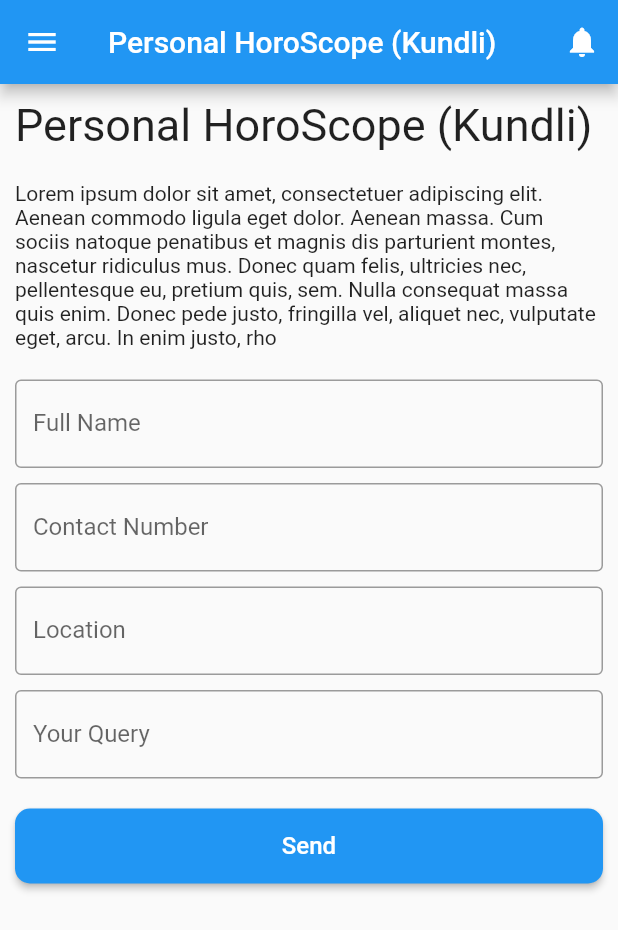
After one commit to ratneshkarbhari/astro_app, a Flutter app: the Home screen opened directly, after a tap on "Personal HoroScope (Kundli)", on a phone screen of 412 x 824 dp. The commit adds this screen. Shown: the top 930 px of the screen. Run offline on Flutter 3.47's test engine with Material 2 defaults, Android fonts, the phone set to English and light mode, and no system bars; our stand-ins replace carousel_slider, shared_preferences; accounts and stored records are empty; network calls fail.

Commit message:
Make shift ui made for app

```diff
--- a/lib/screens/AboutUs.dart
+++ b/lib/screens/AboutUs.dart
@@ -12,7 +12,7 @@ class _AboutUsState extends State<AboutUs> {
   Widget build(BuildContext context) {
     return Scaffold(
       drawer: DrawerTemplate(),
-      appBar: AppBarTemplate(),
+      appBar: AppBarTemplate("About Us"),
       body: AboutUsPage(),
     );
   }
--- a/lib/screens/AskAnyQuestion.dart
+++ b/lib/screens/AskAnyQuestion.dart
@@ -12,7 +12,7 @@ class _AskAnyQuestionState extends State<AskAnyQuestion> {
   Widget build(BuildContext context) {
     return Scaffold(
       drawer: DrawerTemplate(),
-      appBar: AppBarTemplate(),
+      appBar: AppBarTemplate("Ask a Question"),
       body: AskAnyQuestionPage(),
     );
   }
--- a/lib/screens/ContactUs.dart
+++ b/lib/screens/ContactUs.dart
@@ -12,7 +12,7 @@ class _ContactUsState extends State<ContactUs> {
   Widget build(BuildContext context) {
     return Scaffold(
       drawer: DrawerTemplate(),
-      appBar: AppBarTemplate(),
+      appBar: AppBarTemplate("Contact Us"),
       body: ContactUsPage(),
     );
   }
--- a/lib/screens/DailyHoroScope.dart
+++ b/lib/screens/DailyHoroScope.dart
@@ -12,7 +12,7 @@ class _DailyHoroScopeState extends State<DailyHoroScope> {
   Widget build(BuildContext context) {
     return Scaffold(
       drawer: DrawerTemplate(),
-      appBar: AppBarTemplate(),
+      appBar: AppBarTemplate("Daily Horoscope"),
       body: DailyHoroScopePage(),
     );
   }
--- a/lib/screens/Home.dart
+++ b/lib/screens/Home.dart
@@ -1,7 +1,9 @@
 import 'package:flutter/material.dart';
 import '../templates/AppBarTemplate.dart';
 import '../templates/DrawerTemplate.dart';
-
+import 'package:carousel_slider/carousel_options.dart';
+import 'package:carousel_slider/carousel_slider.dart';
+import './Service.dart';
 
 class Home extends StatefulWidget {
   @override
@@ -13,17 +15,95 @@ class _HomeState extends State<Home> {
   Widget build(BuildContext context) {
     return Scaffold(
       drawer: DrawerTemplate(),
-      appBar: AppBarTemplate(),
+      appBar: AppBarTemplate("Home"),
       body: HomePage(),
     );
   }
 }
 
 class HomePage extends StatelessWidget {
+  final List<String> carouselImgList = [
+    'https://images.unsplash.com/photo-1520342868574-5fa3804e551c?ixlib=rb-0.3.5&ixid=eyJhcHBfaWQiOjEyMDd9&s=6ff92caffcdd63681a35134a6770ed3b&auto=format&fit=crop&w=1951&q=80',
+    'https://images.unsplash.com/photo-1522205408450-add114ad53fe?ixlib=rb-0.3.5&ixid=eyJhcHBfaWQiOjEyMDd9&s=368f45b0888aeb0b7b08e3a1084d3ede&auto=format&fit=crop&w=1950&q=80',
+    'https://images.unsplash.com/photo-1519125323398-675f0ddb6308?ixlib=rb-0.3.5&ixid=eyJhcHBfaWQiOjEyMDd9&s=94a1e718d89ca60a6337a6008341ca50&auto=format&fit=crop&w=1950&q=80',
+    'https://images.unsplash.com/photo-1523205771623-e0faa4d2813d?ixlib=rb-0.3.5&ixid=eyJhcHBfaWQiOjEyMDd9&s=89719a0d55dd05e2deae4120227e6efc&auto=format&fit=crop&w=1953&q=80',
+    'https://images.unsplash.com/photo-1508704019882-f9cf40e475b4?ixlib=rb-0.3.5&ixid=eyJhcHBfaWQiOjEyMDd9&s=8c6e5e3aba713b17aa1fe71ab4f0ae5b&auto=format&fit=crop&w=1352&q=80',
+    'https://images.unsplash.com/photo-1519985176271-adb1088fa94c?ixlib=rb-0.3.5&ixid=eyJhcHBfaWQiOjEyMDd9&s=a0c8d632e977f94e5d312d9893258f59&auto=format&fit=crop&w=1355&q=80'
+  ];
+
   @override
   Widget build(BuildContext context) {
-    return Container(
-      child: Text("Home"),
+    return SafeArea(
+      child: ListView(
+        children: [
+          CarouselSlider(
+            options: CarouselOptions(),
+            items: carouselImgList
+                .map((item) => Image.network(item.toString()))
+                .toList(),
+          ),
+          Center(child: Text("Our Services", style: TextStyle(fontSize: 30.0))),
+          SizedBox(
+            height: 10,
+          ),
+          ListTile(
+            onTap: (){
+              Navigator.push(context,MaterialPageRoute(builder: (context) => Service("Personal HoroScope (Kundli)")));
+            },
+            title: Text("Personal HoroScope (Kundli)",style: TextStyle(color: Colors.white),),
+            tileColor: Colors.red,
+          ),
+          ListTile(
+            onTap: (){
+              Navigator.push(context,MaterialPageRoute(builder: (context) => Service("Kundli Reading")));
+            },
+            title: Text("Kundli Reading",style: TextStyle(color: Colors.white),),
+            tileColor: Colors.blue,
+          ),
+          ListTile(
+            onTap: (){
+              Navigator.push(context,MaterialPageRoute(builder: (context) => Service("Manglik Dosh")));
+            },
+            title: Text("Manglik Dosh",style: TextStyle(color: Colors.white),),
+            tileColor: Colors.green,
+          ),
+          ListTile(
+            onTap: (){
+              Navigator.push(context,MaterialPageRoute(builder: (context) => Service("Kalsarp Dosh")));
+            },
+            title: Text("Kalsarp Dosh",style: TextStyle(color: Colors.black),),
+            tileColor: Colors.yellow,
+          ),
+          ListTile(
+            onTap: (){
+              Navigator.push(context,MaterialPageRoute(builder: (context) => Service("Sadesati Period")));
+            },
+            title: Text("Sadesati Period",style: TextStyle(color: Colors.white),),
+            tileColor: Colors.blue,
+          ),
+          ListTile(
+            onTap: (){
+              Navigator.push(context,MaterialPageRoute(builder: (context) => Service("Gemstones")));
+            },
+            title: Text("Gemstones",style: TextStyle(color: Colors.white),),
+            tileColor: Colors.deepOrange,
+          ),
+          ListTile(
+            onTap: (){
+              Navigator.push(context,MaterialPageRoute(builder: (context) => Service("Sadesati Period")));
+            },
+            title: Text("Sadesati Period",style: TextStyle(color: Colors.black),),
+            tileColor: Colors.lightGreen,
+          ),
+          ListTile(
+            onTap: (){
+              Navigator.push(context,MaterialPageRoute(builder: (context) => Service("Graha Shanti")));
+            },
+            title: Text("Graha Shanti",style: TextStyle(color: Colors.white),),
+            tileColor: Colors.purple,
+          ),
+        ],
+      ),
     );
   }
 }
--- a/lib/screens/Login.dart
+++ b/lib/screens/Login.dart
@@ -2,6 +2,7 @@ import 'package:flutter/material.dart';
 import 'package:flutter/services.dart';
 import 'package:shared_preferences/shared_preferences.dart';
 import '../utils/Constants.dart';
+import 'Home.dart';
 
 class Login extends StatefulWidget {
   @override
@@ -76,6 +77,13 @@ class _LoginPageState extends State<LoginPage> {
                 color: Colors.blue,
                 child: Text("Login",style: TextStyle(color: Colors.white,fontSize: 16.0)),
                 shape: RoundedRectangleBorder(borderRadius: BorderRadius.circular(10.0)),
+              ),
+              SizedBox(height: 50,),
+              GestureDetector(
+                child: Text("To Home Page"),
+                onTap: (){
+                  Navigator.push(context,MaterialPageRoute(builder: (context)=> Home()));
+                },
               )
             ],
           ),
--- a/lib/screens/OurServices.dart
+++ b/lib/screens/OurServices.dart
@@ -12,7 +12,7 @@ class _OurServicesState extends State<OurServices> {
   Widget build(BuildContext context) {
     return Scaffold(
       drawer: DrawerTemplate(),
-      appBar: AppBarTemplate(),
+      appBar: AppBarTemplate("Our Services"),
       body: OurServicesPage(),
     );
   }
--- /dev/null
+++ b/lib/screens/Service.dart
@@ -0,0 +1,92 @@
+import 'package:flutter/material.dart';
+import '../templates/AppBarTemplate.dart';
+import '../templates/DrawerTemplate.dart';
+
+class Service extends StatefulWidget {
+  final name;
+  Service(this.name);
+  @override
+  _ServiceState createState() => _ServiceState(this.name);
+}
+
+class _ServiceState extends State<Service> {
+  final name;
+  _ServiceState(this.name);
+
+  @override
+  Widget build(BuildContext context) {
+    return Scaffold(
+      drawer: DrawerTemplate(),
+      appBar: AppBarTemplate(this.name),
+      body: ServicePage(this.name),
+    );
+  }
+}
+
+class ServicePage extends StatelessWidget {
+  final name;
+  ServicePage(this.name);
+  @override
+  Widget build(BuildContext context) {
+    return Container(
+        child: Padding(
+      padding: const EdgeInsets.all(10.0),
+      child: ListView(
+        children: [
+          Text(this.name, style: TextStyle(fontSize: 30.0)),
+          SizedBox(
+            height: 20.0,
+          ),
+          Text(
+              "Lorem ipsum dolor sit amet, consectetuer adipiscing elit. Aenean commodo ligula eget dolor. Aenean massa. Cum sociis natoque penatibus et magnis dis parturient montes, nascetur ridiculus mus. Donec quam felis, ultricies nec, pellentesque eu, pretium quis, sem. Nulla consequat massa quis enim. Donec pede justo, fringilla vel, aliquet nec, vulputate eget, arcu. In enim justo, rho"),
+          SizedBox(
+            height: 20.0,
+          ),
+          TextField(
+            keyboardType: TextInputType.name,
+            decoration: InputDecoration(
+                labelText: "Full Name",
+                border: OutlineInputBorder(
+                  borderRadius: BorderRadius.all(Radius.circular(4.0)),
+                )),
+          ),
+          SizedBox(height: 10,),
+          TextField(
+            keyboardType: TextInputType.phone,
+            decoration: InputDecoration(
+                labelText: "Contact Number",
+                border: OutlineInputBorder(
+                  borderRadius: BorderRadius.all(Radius.circular(4.0)),
+                )),
+          ),
+          SizedBox(height: 10,),
+          TextField(
+            keyboardType: TextInputType.text,
+            decoration: InputDecoration(
+                labelText: "Location",
+                border: OutlineInputBorder(
+                  borderRadius: BorderRadius.all(Radius.circular(4.0)),
+                )),
+          ),
+          SizedBox(height: 10,),
+          TextField(
+            keyboardType: TextInputType.text,
+            decoration: InputDecoration(
+                labelText: "Your Query",
+                border: OutlineInputBorder(
+                  borderRadius: BorderRadius.all(Radius.circular(4.0)),
+                )),
+          ),
+          SizedBox(height: 20,),
+          MaterialButton(
+            height: 50.0,
+            onPressed: (){},
+            color: Colors.blue,
+            child: Text("Send",style: TextStyle(color: Colors.white,fontSize: 16.0)),
+            shape: RoundedRectangleBorder(borderRadius: BorderRadius.circular(10.0)),
+          ),
+        ],
+      ),
+    ));
+  }
+}
--- a/lib/templates/AppBarTemplate.dart
+++ b/lib/templates/AppBarTemplate.dart
@@ -1,9 +1,14 @@
 import 'package:flutter/material.dart';
 
 class AppBarTemplate extends StatelessWidget with PreferredSizeWidget {
+
+  final title;
+  AppBarTemplate(this.title);
+
   @override
   Widget build(BuildContext context) {
     return AppBar(
+      title: Text(this.title),
       actions: [
         IconButton(
           onPressed: () {},
--- a/pubspec.yaml
+++ b/pubspec.yaml
@@ -26,6 +26,7 @@ dependencies:
   cupertino_icons: ^1.0.0
   http: ^0.12.0
   shared_preferences: ^0.5.12+4
+  carousel_slider: ^3.0.0
 
 dev_dependencies:
   flutter_test:
```
Also changed, not shown: pubspec.lock.
